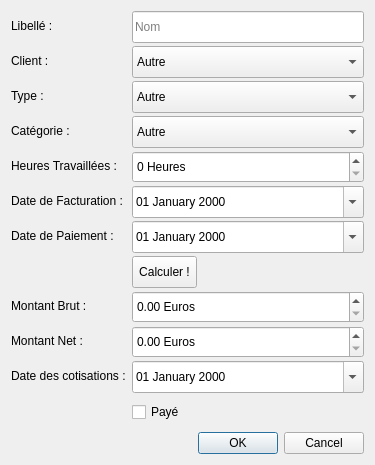
Before: the Qt Designer form src/credit.ui in RxLaboratory/Dumoney, drawn with Qt 5.
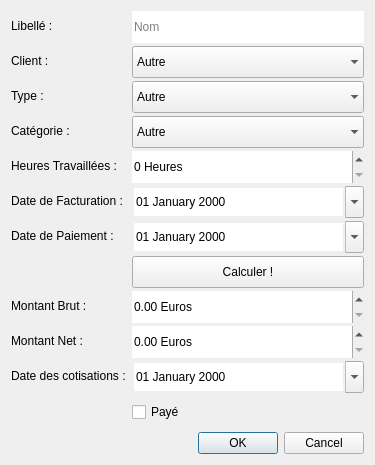
After: the same form once the commit is applied. Icons and pictures are not drawn.

Patch:
```diff
--- a/src/credit.ui
+++ b/src/credit.ui
@@ -53,6 +53,9 @@
          <height>32</height>
         </size>
        </property>
+       <property name="frame">
+        <bool>false</bool>
+       </property>
        <property name="placeholderText">
         <string>Nom</string>
        </property>
@@ -79,6 +82,9 @@
          <height>32</height>
         </size>
        </property>
+       <property name="frame">
+        <bool>false</bool>
+       </property>
        <item>
         <property name="text">
          <string>Autre</string>
@@ -107,6 +113,9 @@
          <height>32</height>
         </size>
        </property>
+       <property name="frame">
+        <bool>false</bool>
+       </property>
        <item>
         <property name="text">
          <string>Autre</string>
@@ -135,6 +144,9 @@
          <height>32</height>
         </size>
        </property>
+       <property name="frame">
+        <bool>false</bool>
+       </property>
        <item>
         <property name="text">
          <string>Autre</string>
@@ -163,6 +175,9 @@
          <height>32</height>
         </size>
        </property>
+       <property name="frame">
+        <bool>false</bool>
+       </property>
        <property name="suffix">
         <string> Heures</string>
        </property>
@@ -192,6 +207,9 @@
          <height>32</height>
         </size>
        </property>
+       <property name="frame">
+        <bool>false</bool>
+       </property>
        <property name="displayFormat">
         <string>dd MMMM yyyy</string>
        </property>
@@ -221,6 +239,9 @@
          <height>32</height>
         </size>
        </property>
+       <property name="frame">
+        <bool>false</bool>
+       </property>
        <property name="displayFormat">
         <string>dd MMMM yyyy</string>
        </property>
@@ -231,6 +252,12 @@
      </item>
      <item row="7" column="1">
       <widget class="QToolButton" name="calcul">
+       <property name="sizePolicy">
+        <sizepolicy hsizetype="Expanding" vsizetype="Fixed">
+         <horstretch>0</horstretch>
+         <verstretch>0</verstretch>
+        </sizepolicy>
+       </property>
        <property name="minimumSize">
         <size>
          <width>0</width>
@@ -263,6 +290,9 @@
          <height>32</height>
         </size>
        </property>
+       <property name="frame">
+        <bool>false</bool>
+       </property>
        <property name="suffix">
         <string> Euros</string>
        </property>
@@ -292,6 +322,9 @@
          <height>32</height>
         </size>
        </property>
+       <property name="frame">
+        <bool>false</bool>
+       </property>
        <property name="suffix">
         <string> Euros</string>
        </property>
@@ -321,6 +354,9 @@
          <height>32</height>
         </size>
        </property>
+       <property name="frame">
+        <bool>false</bool>
+       </property>
        <property name="displayFormat">
         <string>dd MMMM yyyy</string>
        </property>
```
